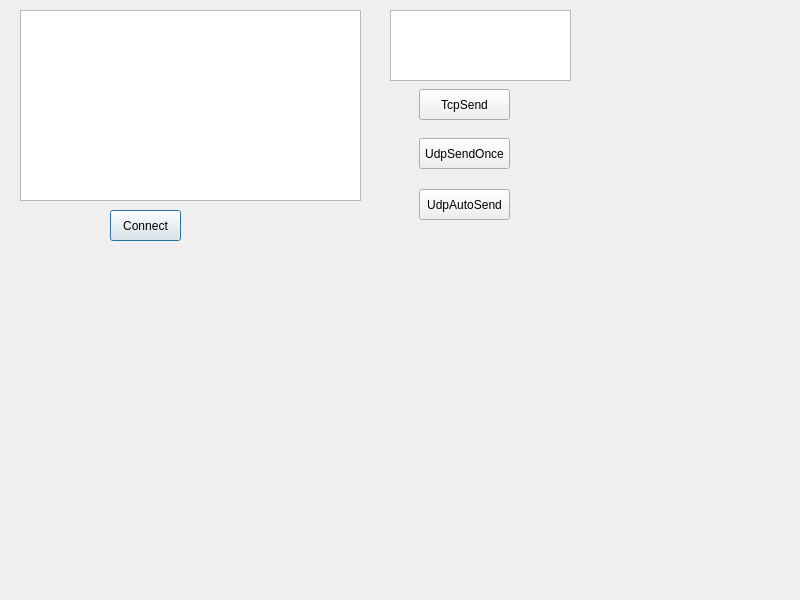
First picture: the form in networkmaster.ui, repository ett-baibai/mster, before the edit.
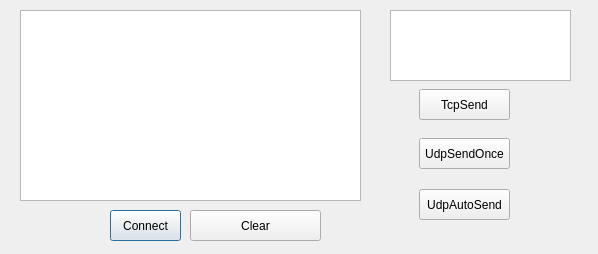
Second picture: the form after the edit.

Commit message: 修改了一个单词，show;添加了一个清屏控件

The edit to the form file:
```diff
--- a/networkmaster.ui
+++ b/networkmaster.ui
@@ -6,8 +6,8 @@
    <rect>
     <x>0</x>
     <y>0</y>
-    <width>800</width>
-    <height>600</height>
+    <width>598</width>
+    <height>254</height>
    </rect>
   </property>
   <property name="windowTitle">
@@ -85,6 +85,19 @@
     <string>UdpAutoSend</string>
    </property>
   </widget>
+  <widget class="QPushButton" name="pushButton">
+   <property name="geometry">
+    <rect>
+     <x>190</x>
+     <y>210</y>
+     <width>131</width>
+     <height>31</height>
+    </rect>
+   </property>
+   <property name="text">
+    <string>Clear</string>
+   </property>
+  </widget>
  </widget>
  <resources/>
  <connections/>
```
The commit also changes 2 other files.
